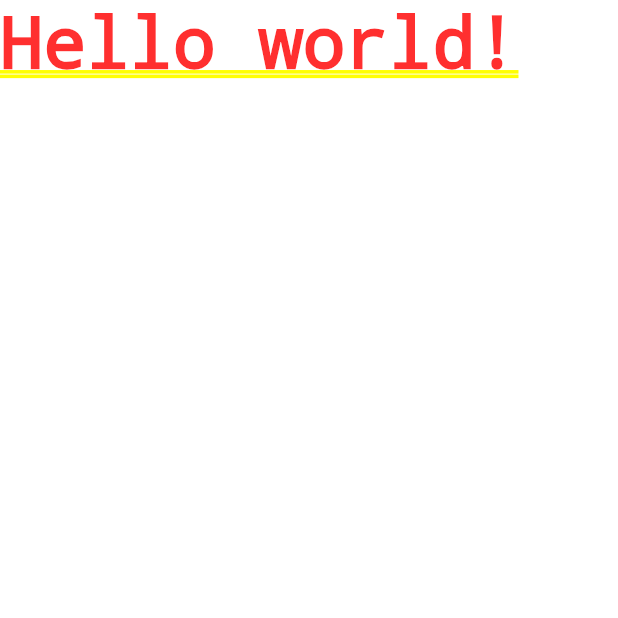
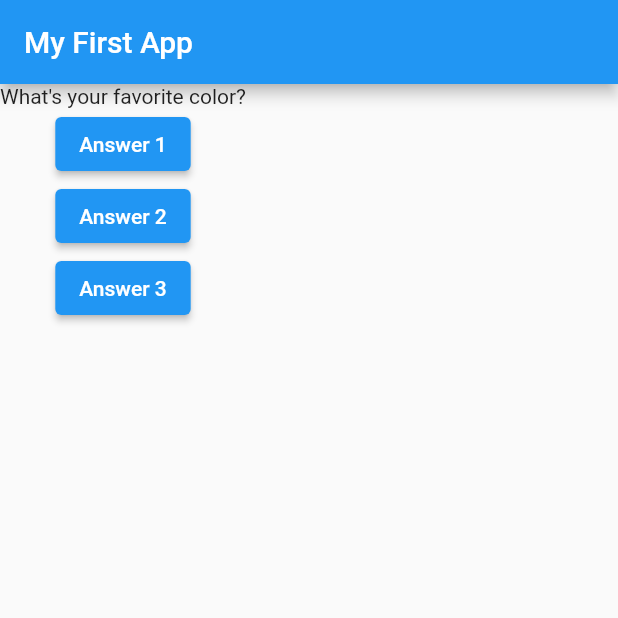
Before and after one commit to danah-kim/flutter-note, a Flutter app: the screen it shows after launch, on a phone screen of 412 x 824 dp, the top half of it. Run offline on Flutter 3.47's test engine with Material 2 defaults, Android fonts, the phone set to English and light mode, and no system bars; our stand-ins replace shared_preferences.

Commit message:
Quiz: Stateful & Stateless Widgets

```diff
--- a/quiz/lib/main.dart
+++ b/quiz/lib/main.dart
@@ -1,12 +1,52 @@
 import 'package:flutter/material.dart';
+
+var questions = [
+  'What\'s your favorite color?',
+  'What\'s your favorite animal?',
+  'What\'s your favorite food?'
+];
 
 main() => runApp(App());
 
-class App extends StatelessWidget {
+class App extends StatefulWidget {
+  @override
+  State<App> createState() => _AppState();
+}
+
+class _AppState extends State<App> {
+  var questionIndex = 0;
+
+  void onAnswerQuestionPressed(int index) {
+    setState(() {
+      questionIndex = index;
+    });
+    print(questionIndex);
+  }
+
   @override
   Widget build(BuildContext context) {
     return MaterialApp(
-      home: Text('Hello world!'),
-    );
+        home: Scaffold(
+      appBar: AppBar(
+        title: Text('My First App'),
+      ),
+      body: Column(
+        children: [
+          Text(questions[questionIndex]),
+          ElevatedButton(
+            child: Text('Answer 1'),
+            onPressed: () => onAnswerQuestionPressed(0),
+          ),
+          ElevatedButton(
+            child: Text('Answer 2'),
+            onPressed: () => onAnswerQuestionPressed(1),
+          ),
+          ElevatedButton(
+            child: Text('Answer 3'),
+            onPressed: () => onAnswerQuestionPressed(2),
+          ),
+        ],
+      ),
+    ));
   }
 }
```
Also changed, not shown: 2 other files.
